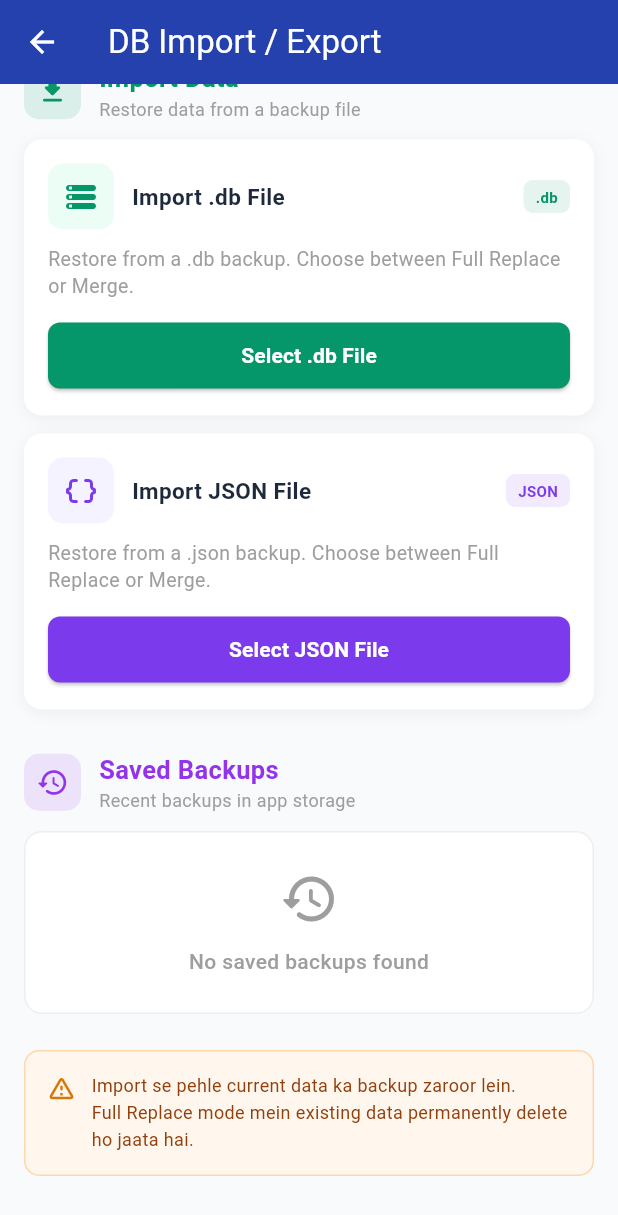
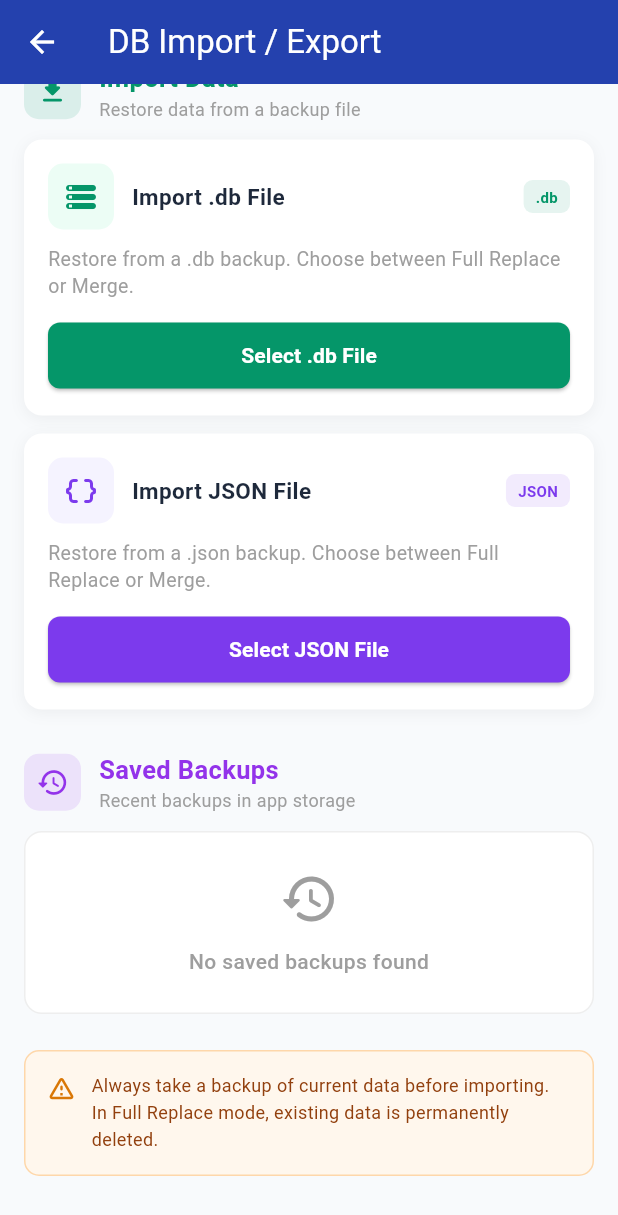
Before and after one commit to faiyaz92/qr-billing, a Flutter app: the _DbImportExportView screen opened directly, scrolled down 1022 dp, on a phone screen of 412 x 824 dp. Shown: the top 1215 px of the screen. Run offline on Flutter 3.47's test engine with Material 3 defaults, Android fonts, the phone set to English and light mode, and no system bars; our stand-ins replace auto_route, barcode_widget, equatable, file_picker, fl_chart, flutter_bloc and 9 more; missing offline and left inert: mobile_scanner; accounts and stored records are empty; project files that could hold a hidden picture were left out.

Commit message:
Fix cuation in english

```diff
--- a/lib/presentation/screens/db_import_export_screen.dart
+++ b/lib/presentation/screens/db_import_export_screen.dart
@@ -191,9 +191,9 @@
                     iconColor: const Color(0xFFDC2626),
                     bgColor: const Color(0xFFFEF2F2),
                     title: 'Full Replace',
-                    description: 'Backup ka data aayega, existing data pura delete ho jaayega.\n'
-                        'App ka current data GAYA samjho.',
-                    cautionText: '⚠️  Existing data permanently delete hoga',
+                    description: 'Backup data will be imported, existing data will be completely deleted.\n'
+                        'Your current data will be lost.',
+                    cautionText: '⚠️  Existing data will be permanently deleted',
                     cautionColor: const Color(0xFFDC2626),
                     onTap: () {
                       Navigator.pop(dialogContext);
@@ -215,9 +215,9 @@
                     iconColor: const Color(0xFF059669),
                     bgColor: const Color(0xFFECFDF5),
                     title: 'Merge',
-                    description: 'Backup ka naya data add ho jaayega, existing data safe rahega.\n'
-                        'Duplicate records automatically skip ho jaayenge.',
-                    cautionText: '⏱️  Large backups mein time lag sakta hai',
+                    description: 'New data from backup will be added, existing data will remain safe.\n'
+                        'Duplicate records will be skipped automatically.',
+                    cautionText: '⏱️  Large backups may take some time',
                     cautionColor: const Color(0xFF92400E),
                     onTap: () {
                       Navigator.pop(dialogContext);
@@ -897,8 +897,8 @@
           SizedBox(width: 10),
           Expanded(
             child: Text(
-              'Import se pehle current data ka backup zaroor lein.\n'
-              'Full Replace mode mein existing data permanently delete ho jaata hai.',
+              'Always take a backup of current data before importing.\n'
+              'In Full Replace mode, existing data is permanently deleted.',
               style: TextStyle(fontSize: 12, color: Color(0xFF92400E), height: 1.5),
             ),
           ),
```
